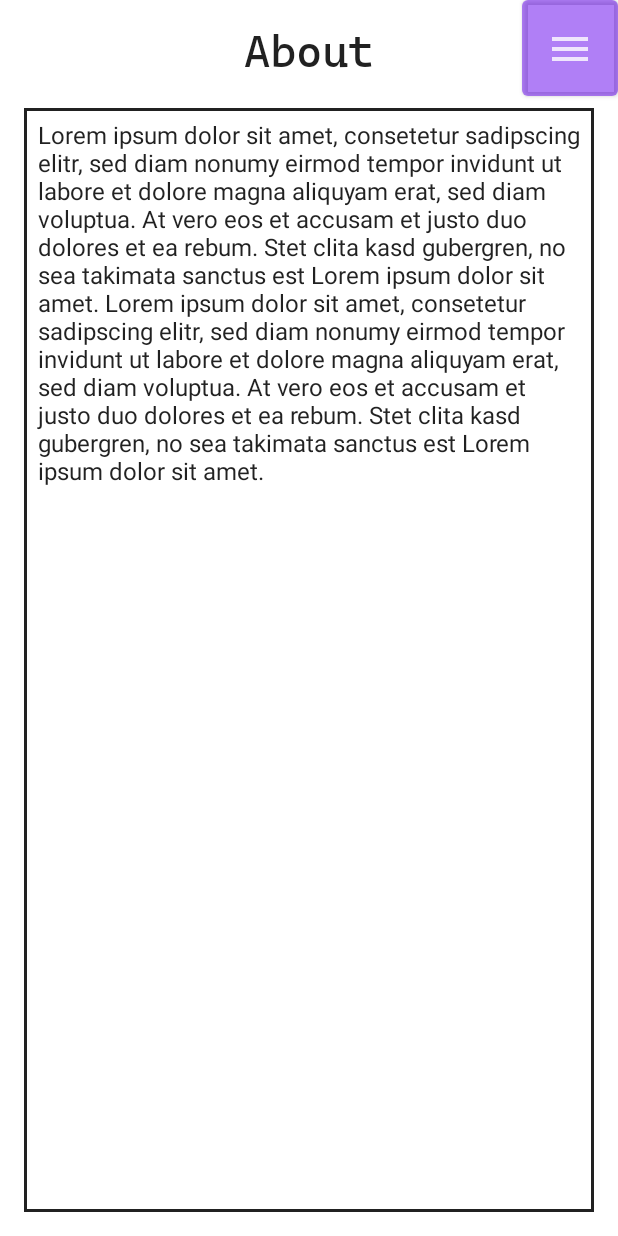
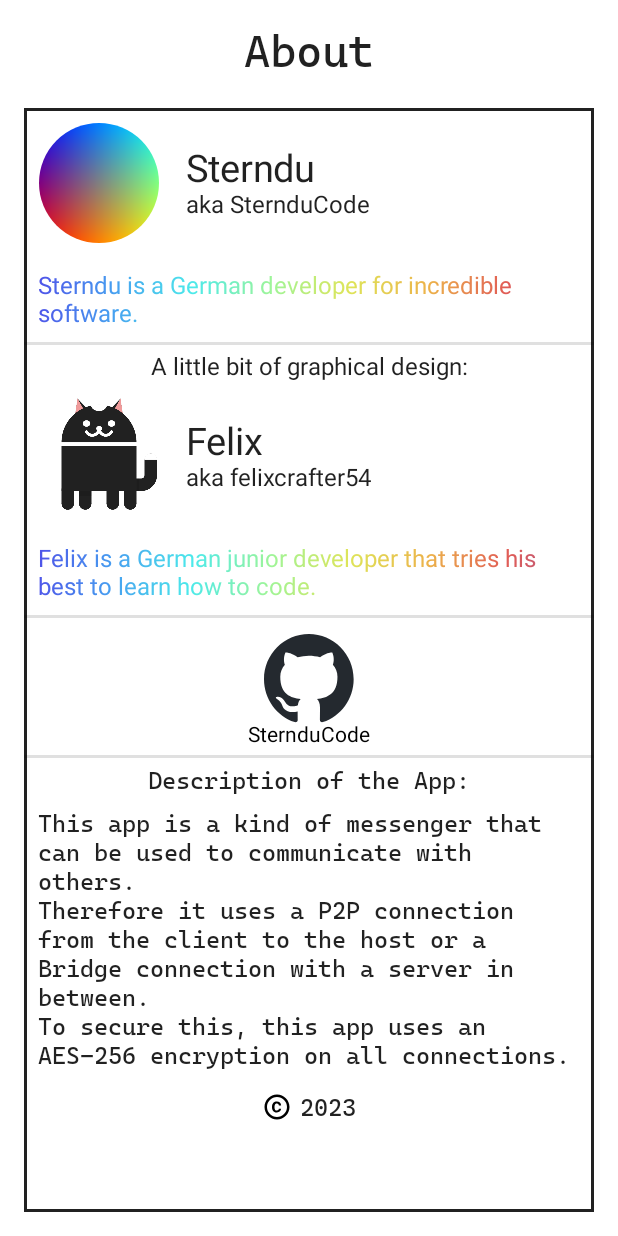
Before and after one commit to SternduCode/PingApp, an Android app built with Jetpack Compose: the @Preview function DefaultPreview2, on a phone screen of 412 x 824 dp. Run offline under Robolectric (Android 15) with nearby library versions, the phone set to English and light mode, and no system bars; libraries missing offline, so code that uses them is left out: com.sterndu.data, com.sterndu.util, java.util.

Commit message:
Almost finished About Activity

```diff
--- a/androidApp/src/main/java/com/sterndu/pingonvolcano/android/About.kt
+++ b/androidApp/src/main/java/com/sterndu/pingonvolcano/android/About.kt
@@ -4,8 +4,11 @@ import android.os.Bundle
 import android.view.View
 import androidx.activity.ComponentActivity
 import androidx.activity.compose.setContent
-import androidx.compose.foundation.border
+import androidx.compose.foundation.*
 import androidx.compose.foundation.layout.*
+import androidx.compose.foundation.shape.CircleShape
+import androidx.compose.foundation.text.ClickableText
+import androidx.compose.foundation.text.selection.SelectionContainer
 import androidx.compose.material.*
 import androidx.compose.material.icons.Icons
 import androidx.compose.material.icons.filled.Menu
@@ -13,8 +16,15 @@ import androidx.compose.runtime.Composable
 import androidx.compose.runtime.rememberCoroutineScope
 import androidx.compose.ui.Alignment
 import androidx.compose.ui.Modifier
+import androidx.compose.ui.draw.clip
+import androidx.compose.ui.graphics.Brush
 import androidx.compose.ui.graphics.Color
+import androidx.compose.ui.platform.LocalUriHandler
+import androidx.compose.ui.res.painterResource
 import androidx.compose.ui.res.stringResource
+import androidx.compose.ui.text.ExperimentalTextApi
+import androidx.compose.ui.text.TextStyle
+import androidx.compose.ui.text.buildAnnotatedString
 import androidx.compose.ui.text.font.Font
 import androidx.compose.ui.text.font.FontFamily
 import androidx.compose.ui.tooling.preview.Preview
@@ -33,40 +43,23 @@ class About : ComponentActivity() {
         }
     }
 
+    @OptIn(ExperimentalTextApi::class)
     @Composable
     fun view() {
         val coroutineScope = rememberCoroutineScope()
         val scaffoldState = rememberScaffoldState()
-
+        val scrollState = rememberScrollState()
+        val fontFamily = FontFamily(
+            Font(R.font.cascadiacode)
+        )
         MyApplicationTheme {
-            Box(contentAlignment = Alignment.TopEnd) {
-                Column(horizontalAlignment = Alignment.End) {
-                    MyApplicationTheme2 {
-                        Button(
-                            onClick = { coroutineScope.launch { scaffoldState.drawerState.open() } },
-                            modifier = Modifier
-                                .width(Dp(64f))
-                                .height(Dp(64f))
-                        ) {
-                            Icon(
-                                imageVector = Icons.Default.Menu,
-                                contentDescription = null,
-                                modifier = Modifier.size(42.dp),
-                                tint = LocalContentColor.current.copy(alpha = .8f)
-                            )
-                        }
-
-                    }
-                }
             Column(
                 modifier = Modifier
                     .fillMaxSize()
                     .padding(16.dp),
                 horizontalAlignment = Alignment.CenterHorizontally
             ) {
-                    val fontFamily = FontFamily(
-                        Font(R.font.cascadiacode)
-                    )
+
                 Text(text = "About",fontSize = 30.sp, fontFamily = fontFamily)
                 Spacer(modifier = Modifier.size(20.dp))
                 Column(
@@ -80,11 +73,127 @@ class About : ComponentActivity() {
                                 ).value
                         )
                         .fillMaxSize()
+                        .verticalScroll(state = scrollState)
                 ) {
                     val abouttext = stringResource(R.string.about_text)
-                        Text(text = abouttext, modifier = Modifier.padding(9.dp))
+                    val abouttext2 = stringResource(R.string.about_text2)
+                    val description = stringResource(R.string.description)
+                    val gradientColors = listOf(
+                        Color(0xc81e22e2),
+                        Color(0xc81485ec),
+                        Color(0xc81be4e5),
+                        Color(0xc884f27c),
+                        Color(0xc8d5dd2b),
+                        Color(0xc8e79e18),
+                        Color(0xc8d93027),
+                        Color(0xc88f2971)
+                    )
+                    Row(modifier = Modifier.padding(10.dp), verticalAlignment = Alignment.CenterVertically) {
+                        Image(painterResource(id = R.drawable.sterndu_profile), contentDescription = null, modifier = Modifier
+                            .size(80.dp)
+                            .clip(CircleShape)
+
+                        )
+                        Column(modifier = Modifier.padding(start = 18.dp)) {
+                            Text(
+                                text = "Sterndu",
+                                fontSize = 25.sp
+                            )
+                            Text(text = "aka SternduCode")
+                        }
+                    }
+                    SelectionContainer() {
+                        Text(text = abouttext,
+                            style = TextStyle(
+                                Brush.linearGradient(
+                                    colors = gradientColors
+                                )
+                            ),
+                            modifier = Modifier.padding(9.dp),
+                            fontSize = 16.sp)
+
+                    }
+                    Divider(thickness = 2.dp)
+                    Column(horizontalAlignment = Alignment.CenterHorizontally, modifier = Modifier
+                        .fillMaxWidth()
+                        .padding(top = 5.dp)) {
+                        Text(text = "A little bit of graphical design:")
+                    }
+                    Row(modifier = Modifier.padding(10.dp), verticalAlignment = Alignment.CenterVertically) {
+                        Image(painterResource(id = R.drawable.cat__186), contentDescription = null, modifier = Modifier
+                            .size(80.dp)
+                        )
+                        Column(modifier = Modifier.padding(start = 18.dp)) {
+                            Text(
+                                text = "Felix",
+                                fontSize = 25.sp
+                            )
+                            Text(text = "aka felixcrafter54")
+                        }
+                    }
+                    SelectionContainer() {
+                        Text(text = abouttext2,
+                            style = TextStyle(
+                                Brush.linearGradient(
+                                    colors = gradientColors
+                                )
+                            ),
+                            modifier = Modifier.padding(9.dp),
+                            fontSize = 16.sp)
+
+                    }
+                    Divider(thickness = 2.dp)
+                    Column(horizontalAlignment = Alignment.CenterHorizontally, modifier = Modifier
+                        .fillMaxWidth()
+                        .padding(top = 10.dp)) {
+                        val uriHandler = LocalUriHandler.current
+                        Image(painterResource(id = if (isSystemInDarkTheme()) R.drawable.github_mark_white else R.drawable.github_mark), contentDescription = null, modifier = Modifier
+                            .size(60.dp)
+                            .clickable { uriHandler.openUri("https://github.com/SternduCode") }
+                        )
+                        val annotatedString = buildAnnotatedString {
+                            pushStringAnnotation(
+                                tag = "SternduCode",
+                                annotation = "https://github.com/SternduCode"
+                            )
+                            append("SternduCode")
+                            pop()
                         }
 
+                        ClickableText(
+                            text = annotatedString,
+                            onClick = {
+                                    offset -> annotatedString
+                                .getStringAnnotations(tag = "SternduCode", start = offset,end = offset)
+                                .firstOrNull()?.let { stringAnnotation ->
+                                    uriHandler.openUri(stringAnnotation.item)
+                                }
+                            }
+                        )
+                    }
+                    Divider(thickness = 2.dp, modifier = Modifier.padding(top = 5.dp))
+                    Column(horizontalAlignment = Alignment.CenterHorizontally, modifier = Modifier
+                        .fillMaxWidth()
+                        .padding(top = 5.dp)) {
+                        Text(text = "Description of the App:",fontFamily = fontFamily)
+                    }
+                    Column(modifier = Modifier
+                        .fillMaxWidth()) {
+                        Text(text = description,modifier = Modifier.padding(9.dp),fontFamily = fontFamily)
+                        Column(modifier = Modifier
+                            .fillMaxWidth(),
+                            horizontalAlignment = Alignment.CenterHorizontally) {
+                            Row (modifier = Modifier.padding(top = 5.dp),verticalAlignment = Alignment.CenterVertically) {
+                                Image(
+                                    painterResource(id = if (isSystemInDarkTheme()) R.drawable.ic_baseline_copyright_24_white else R.drawable.ic_baseline_copyright_24),
+                                    contentDescription = null,
+                                    modifier = Modifier
+                                        .size(20.dp)
+                                )
+                                Text(text = "2023",Modifier.padding(start = 5.dp),fontFamily = fontFamily)
+                            }
+                        }
+                    }
                 }
             }
         }
--- a/androidApp/src/main/java/com/sterndu/pingonvolcano/android/MainActivity.kt
+++ b/androidApp/src/main/java/com/sterndu/pingonvolcano/android/MainActivity.kt
@@ -23,6 +23,7 @@ import androidx.compose.ui.Alignment
 import androidx.compose.ui.Modifier
 import androidx.compose.ui.graphics.RectangleShape
 import androidx.compose.material.icons.filled.*
+import androidx.compose.material.Icon
 import androidx.compose.ui.geometry.Rect
 import androidx.compose.ui.geometry.Size
 import androidx.compose.ui.graphics.Outline
@@ -56,7 +57,7 @@ class MainActivity : ComponentActivity() {
 				val navHost = NavHost(navController = navController, startDestination = "chat") {
 					composable("chat") { baseView(navController) { view(listLink, listGlobal) } }
 					composable("about") { baseView(navController) { About().view() } }
-					composable("settings") { /*Settings().view()*/ }
+					composable("settings") { baseView(navController) { } }
 				}
 
 			}
--- /dev/null
+++ b/androidApp/src/main/res/drawable/github_mark.xml
@@ -0,0 +1,10 @@
+<vector xmlns:android="http://schemas.android.com/apk/res/android"
+    android:width="98dp"
+    android:height="96dp"
+    android:viewportWidth="98"
+    android:viewportHeight="96">
+  <path
+      android:pathData="M48.854,0C21.839,0 0,22 0,49.217c0,21.756 13.993,40.172 33.405,46.69 2.427,0.49 3.316,-1.059 3.316,-2.362 0,-1.141 -0.08,-5.052 -0.08,-9.127 -13.59,2.934 -16.42,-5.867 -16.42,-5.867 -2.184,-5.704 -5.42,-7.17 -5.42,-7.17 -4.448,-3.015 0.324,-3.015 0.324,-3.015 4.934,0.326 7.523,5.052 7.523,5.052 4.367,7.496 11.404,5.378 14.235,4.074 0.404,-3.178 1.699,-5.378 3.074,-6.6 -10.839,-1.141 -22.243,-5.378 -22.243,-24.283 0,-5.378 1.94,-9.778 5.014,-13.2 -0.485,-1.222 -2.184,-6.275 0.486,-13.038 0,0 4.125,-1.304 13.426,5.052a46.97,46.97 0,0 1,12.214 -1.63c4.125,0 8.33,0.571 12.213,1.63 9.302,-6.356 13.427,-5.052 13.427,-5.052 2.67,6.763 0.97,11.816 0.485,13.038 3.155,3.422 5.015,7.822 5.015,13.2 0,18.905 -11.404,23.06 -22.324,24.283 1.78,1.548 3.316,4.481 3.316,9.126 0,6.6 -0.08,11.897 -0.08,13.526 0,1.304 0.89,2.853 3.316,2.364 19.412,-6.52 33.405,-24.935 33.405,-46.691C97.707,22 75.788,0 48.854,0z"
+      android:fillColor="#24292f"
+      android:fillType="evenOdd"/>
+</vector>
--- /dev/null
+++ b/androidApp/src/main/res/drawable/github_mark_white.xml
@@ -0,0 +1,10 @@
+<vector xmlns:android="http://schemas.android.com/apk/res/android"
+    android:width="98dp"
+    android:height="96dp"
+    android:viewportWidth="98"
+    android:viewportHeight="96">
+  <path
+      android:pathData="M48.854,0C21.839,0 0,22 0,49.217c0,21.756 13.993,40.172 33.405,46.69 2.427,0.49 3.316,-1.059 3.316,-2.362 0,-1.141 -0.08,-5.052 -0.08,-9.127 -13.59,2.934 -16.42,-5.867 -16.42,-5.867 -2.184,-5.704 -5.42,-7.17 -5.42,-7.17 -4.448,-3.015 0.324,-3.015 0.324,-3.015 4.934,0.326 7.523,5.052 7.523,5.052 4.367,7.496 11.404,5.378 14.235,4.074 0.404,-3.178 1.699,-5.378 3.074,-6.6 -10.839,-1.141 -22.243,-5.378 -22.243,-24.283 0,-5.378 1.94,-9.778 5.014,-13.2 -0.485,-1.222 -2.184,-6.275 0.486,-13.038 0,0 4.125,-1.304 13.426,5.052a46.97,46.97 0,0 1,12.214 -1.63c4.125,0 8.33,0.571 12.213,1.63 9.302,-6.356 13.427,-5.052 13.427,-5.052 2.67,6.763 0.97,11.816 0.485,13.038 3.155,3.422 5.015,7.822 5.015,13.2 0,18.905 -11.404,23.06 -22.324,24.283 1.78,1.548 3.316,4.481 3.316,9.126 0,6.6 -0.08,11.897 -0.08,13.526 0,1.304 0.89,2.853 3.316,2.364 19.412,-6.52 33.405,-24.935 33.405,-46.691C97.707,22 75.788,0 48.854,0z"
+      android:fillColor="#fff"
+      android:fillType="evenOdd"/>
+</vector>
--- /dev/null
+++ b/androidApp/src/main/res/drawable/ic_baseline_copyright_24.xml
@@ -0,0 +1,5 @@
+<vector android:height="24dp" android:tint="#000000"
+    android:viewportHeight="24" android:viewportWidth="24"
+    android:width="24dp" xmlns:android="http://schemas.android.com/apk/res/android">
+    <path android:fillColor="@android:color/white" android:pathData="M11.88,9.14c1.28,0.06 1.61,1.15 1.63,1.66h1.79c-0.08,-1.98 -1.49,-3.19 -3.45,-3.19C9.64,7.61 8,9 8,12.14c0,1.94 0.93,4.24 3.84,4.24c2.22,0 3.41,-1.65 3.44,-2.95h-1.79c-0.03,0.59 -0.45,1.38 -1.63,1.44C10.55,14.83 10,13.81 10,12.14C10,9.25 11.28,9.16 11.88,9.14zM12,2C6.48,2 2,6.48 2,12s4.48,10 10,10s10,-4.48 10,-10S17.52,2 12,2zM12,20c-4.41,0 -8,-3.59 -8,-8s3.59,-8 8,-8s8,3.59 8,8S16.41,20 12,20z"/>
+</vector>
--- /dev/null
+++ b/androidApp/src/main/res/drawable/ic_baseline_copyright_24_white.xml
@@ -0,0 +1,5 @@
+<vector android:height="24dp" android:tint="#FFFFFF"
+    android:viewportHeight="24" android:viewportWidth="24"
+    android:width="24dp" xmlns:android="http://schemas.android.com/apk/res/android">
+    <path android:fillColor="@android:color/white" android:pathData="M11.88,9.14c1.28,0.06 1.61,1.15 1.63,1.66h1.79c-0.08,-1.98 -1.49,-3.19 -3.45,-3.19C9.64,7.61 8,9 8,12.14c0,1.94 0.93,4.24 3.84,4.24c2.22,0 3.41,-1.65 3.44,-2.95h-1.79c-0.03,0.59 -0.45,1.38 -1.63,1.44C10.55,14.83 10,13.81 10,12.14C10,9.25 11.28,9.16 11.88,9.14zM12,2C6.48,2 2,6.48 2,12s4.48,10 10,10s10,-4.48 10,-10S17.52,2 12,2zM12,20c-4.41,0 -8,-3.59 -8,-8s3.59,-8 8,-8s8,3.59 8,8S16.41,20 12,20z"/>
+</vector>
--- a/androidApp/src/main/res/values/strings.xml
+++ b/androidApp/src/main/res/values/strings.xml
@@ -1,11 +1,7 @@
 <resources>
-    <string name="about_text">
-        Lorem ipsum dolor sit amet, consetetur sadipscing elitr, sed diam nonumy eirmod tempor
-        invidunt ut labore et dolore magna aliquyam erat, sed diam voluptua. At vero eos et accusam
-        et justo duo dolores et ea rebum. Stet clita kasd gubergren, no sea takimata sanctus est
-        Lorem ipsum dolor sit amet. Lorem ipsum dolor sit amet, consetetur sadipscing elitr, sed
-        diam nonumy eirmod tempor invidunt ut labore et dolore magna aliquyam erat, sed diam
-        voluptua. At vero eos et accusam et justo duo dolores et ea rebum. Stet clita kasd
-        gubergren, no sea takimata sanctus est Lorem ipsum dolor sit amet.
-    </string>
+    <string name="about_text">Sterndu is a German developer for incredible software.</string>
+    <string name="about_text2">Felix is a German junior developer that tries his best to learn how to code.</string>
+    <string name="description">This app is a kind of messenger that can be used to communicate with others.
+    \nTherefore it uses a P2P connection from the client to the host or a Bridge connection with a server in between.
+    \nTo secure this, this app uses an AES-256 encryption on all connections.</string>
 </resources>
```
Also changed, not shown: androidApp/src/main/res/drawable/cat__186.png (added), androidApp/src/main/res/drawable/sterndu_profile.png (added). Lines whose indentation alone changed are shown as unchanged.
